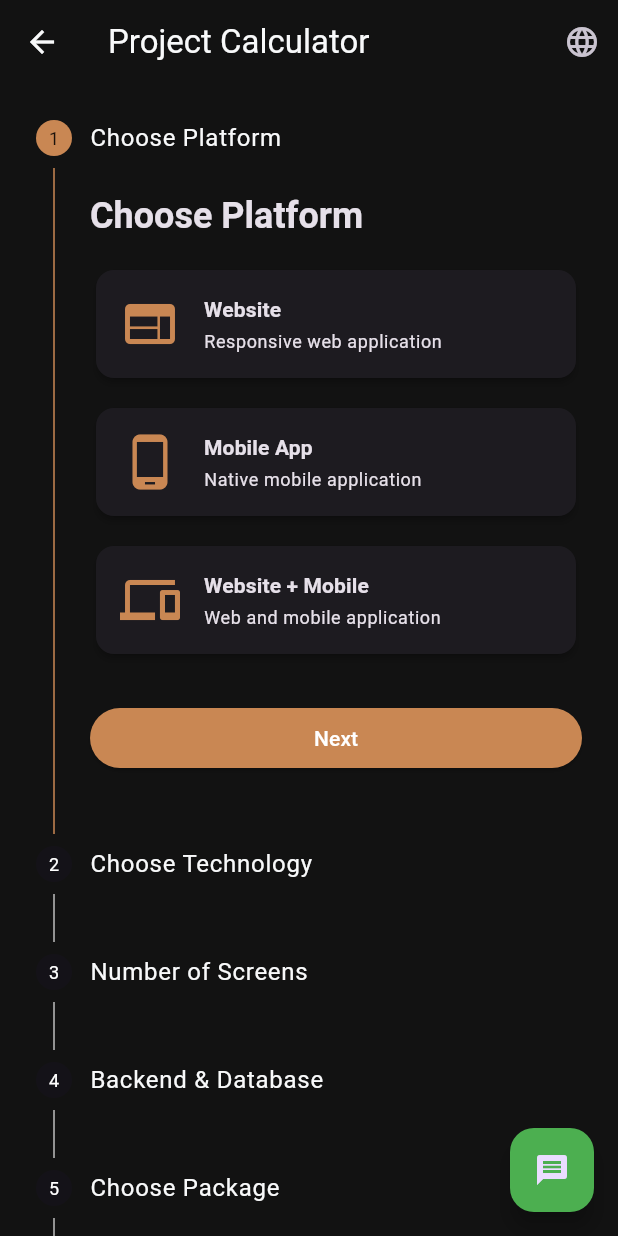
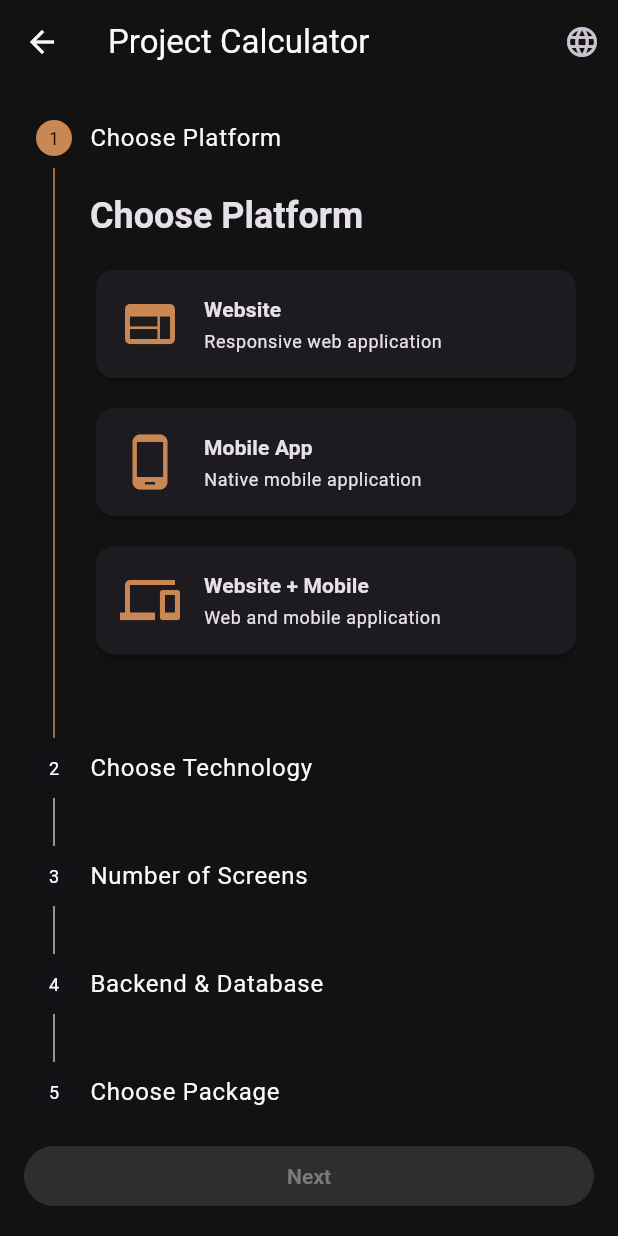
Before and after one commit to YamanKH/codefalcon-web, a Flutter app: the CalculatorHomePage screen opened by its route, on a phone screen of 412 x 824 dp. Run offline on Flutter 3.47's test engine with Material 3 defaults, Android fonts, the phone set to English and light mode, and no system bars; our stand-ins replace flutter_staggered_animations, font_awesome_flutter, get, lottie; network calls fail.

Commit message:
Refactor calculator controller and home page for improved logic and UI responsiveness

```diff
--- a/lib/calculator/calculator_controller.dart
+++ b/lib/calculator/calculator_controller.dart
@@ -1,7 +1,6 @@
 import 'package:get/get.dart';
 import 'package:flutter/material.dart';
 import 'package:url_launcher/url_launcher.dart';
-import 'package:flutter/foundation.dart';
 import 'package:code_falcon/app/modules/home/locale_controller.dart';
 
 class Platform {
@@ -445,8 +444,11 @@ class CalculatorController extends GetxController {
 
     // Base price depends on platform
     double basePrice = 200.0; // Default for website
-    if (selectedPlatform.value == 'mobile') basePrice = 300.0;
-    else if (selectedPlatform.value == 'both') basePrice = 500.0;
+    if (selectedPlatform.value == 'mobile') {
+      basePrice = 300.0;
+    } else if (selectedPlatform.value == 'both') {
+      basePrice = 500.0;
+    }
 
     // Add technology cost
     double techCost = selectedTechnologyData?.basePrice ?? 0.0;
@@ -477,8 +479,11 @@ class CalculatorController extends GetxController {
 
     // Base price depends on platform
     double basePrice = 200.0; // Default for website
-    if (selectedPlatform.value == 'mobile') basePrice = 300.0;
-    else if (selectedPlatform.value == 'both') basePrice = 500.0;
+    if (selectedPlatform.value == 'mobile') {
+      basePrice = 300.0;
+    } else if (selectedPlatform.value == 'both') {
+      basePrice = 500.0;
+    }
 
     double techCost = selectedTechnologyData?.basePrice ?? 0.0;
     double screensCost = numberOfScreens.value > 2 ? (numberOfScreens.value - 2) * 30.0 : 0.0;
@@ -520,10 +525,39 @@ class CalculatorController extends GetxController {
   }
 
   // Methods
+  bool canProceedToNextStep() {
+    switch (currentStep.value) {
+      case 0:
+        return selectedPlatform.value != null;
+      case 1:
+        return selectedTechnology.value != null;
+      case 2:
+        return true; // Number of screens is always valid (has default value)
+      case 3:
+        return selectedBackend.value != null && selectedDatabase.value != null;
+      case 4:
+        return selectedPackage.value != null;
+      case 5:
+        return true; // Additional services are optional
+      case 6:
+        return true; // Summary step
+      default:
+        return false;
+    }
+  }
+
   void nextStep() {
-    if (currentStep.value < 6) {
+    if (currentStep.value < 6 && canProceedToNextStep()) {
       currentStep.value++;
       update();
+    } else if (!canProceedToNextStep()) {
+      Get.snackbar(
+        isArabic ? 'مطلوب' : 'Required',
+        isArabic ? 'يرجى إكمال الخطوة الحالية' : 'Please complete the current step',
+        snackPosition: SnackPosition.BOTTOM,
+        backgroundColor: Colors.orange,
+        colorText: Colors.white,
+      );
     }
   }
 
@@ -568,40 +602,62 @@ class CalculatorController extends GetxController {
   }
 
   void showQuoteSubmitted() async {
-    String message = 'Hello! I would like to request a quote for my project.\n\n';
+    String message = isArabic
+      ? 'مرحباً! أود طلب عرض سعر لمشروعي.\n\n'
+      : 'Hello! I would like to request a quote for my project.\n\n';
 
     if (selectedPlatformData != null) {
-      message += 'Platform: ${selectedPlatformData!.nameEn}\n';
+      message += isArabic
+        ? 'المنصة: ${selectedPlatformData!.nameAr}\n'
+        : 'Platform: ${selectedPlatformData!.nameEn}\n';
     }
     if (selectedTechnologyData != null) {
-      message += 'Technology: ${selectedTechnologyData!.nameEn}\n';
+      message += isArabic
+        ? 'التقنية: ${selectedTechnologyData!.nameAr}\n'
+        : 'Technology: ${selectedTechnologyData!.nameEn}\n';
     }
-    message += 'Number of Screens: ${numberOfScreens.value}\n';
+    message += isArabic
+      ? 'عدد الشاشات: ${numberOfScreens.value}\n'
+      : 'Number of Screens: ${numberOfScreens.value}\n';
     if (selectedBackendData != null) {
-      message += 'Backend: ${selectedBackendData!.name}\n';
+      message += isArabic
+        ? 'الخادم: ${selectedBackendData!.name}\n'
+        : 'Backend: ${selectedBackendData!.name}\n';
     }
     if (selectedDatabaseData != null) {
-      message += 'Database: ${selectedDatabaseData!.name}\n';
+      message += isArabic
+        ? 'قاعدة البيانات: ${selectedDatabaseData!.name}\n'
+        : 'Database: ${selectedDatabaseData!.name}\n';
     }
     if (selectedPackageData != null) {
-      message += 'Package: ${selectedPackageData!.nameEn}\n';
+      message += isArabic
+        ? 'الباقة: ${selectedPackageData!.nameAr}\n'
+        : 'Package: ${selectedPackageData!.nameEn}\n';
     }
     if (selectedAdditionalServicesData.isNotEmpty) {
-      message += 'Additional Services: ${selectedAdditionalServicesData.map((s) => s.nameEn).join(', ')}\n';
+      message += isArabic
+        ? 'الخدمات الإضافية: ${selectedAdditionalServicesData.map((s) => s.nameAr).join(', ')}\n'
+        : 'Additional Services: ${selectedAdditionalServicesData.map((s) => s.nameEn).join(', ')}\n';
     }
-    message += 'Subtotal: \$${subtotalPrice.toStringAsFixed(0)}\n';
-    message += 'Total Price: \$${totalPrice.toStringAsFixed(0)}\n\n';
-    message += 'Please contact me for more details.';
+    message += isArabic
+      ? 'المجموع الفرعي: ${subtotalPrice.toStringAsFixed(0)}\$\n'
+      : 'Subtotal: \$${subtotalPrice.toStringAsFixed(0)}\n';
+    message += isArabic
+      ? 'السعر الإجمالي: ${totalPrice.toStringAsFixed(0)}\$\n\n'
+      : 'Total Price: \$${totalPrice.toStringAsFixed(0)}\n\n';
+    message += isArabic
+      ? 'يرجى التواصل معي للمزيد من التفاصيل.'
+      : 'Please contact me for more details.';
 
-    String phone = '00963982286463';
+    String phone = '+963982286463';
     Uri whatsappUrl = Uri.parse('https://wa.me/$phone?text=${Uri.encodeComponent(message)}');
 
     if (await canLaunchUrl(whatsappUrl)) {
       await launchUrl(whatsappUrl, mode: LaunchMode.externalApplication);
     } else {
       Get.snackbar(
-        'Error',
-        'Unable to open WhatsApp',
+        isArabic ? 'خطأ' : 'Error',
+        isArabic ? 'غير قادر على فتح واتساب' : 'Unable to open WhatsApp',
         snackPosition: SnackPosition.BOTTOM,
         backgroundColor: Colors.red,
         colorText: Colors.white,
@@ -611,8 +667,8 @@ class CalculatorController extends GetxController {
 
   void showConsultingComingSoon() {
     Get.snackbar(
-      'info'.tr,
-      'consulting_booking_coming_soon'.tr,
+      isArabic ? 'معلومات' : 'Info',
+      isArabic ? 'حجز الاستشارات قريباً' : 'Consulting booking coming soon',
       snackPosition: SnackPosition.BOTTOM,
       backgroundColor: Colors.blue,
       colorText: Colors.white,
@@ -620,13 +676,13 @@ class CalculatorController extends GetxController {
   }
 
   void showWhatsAppContact() async {
-    final Uri whatsappUrl = Uri.parse('https://wa.me/00963982286463');
+    final Uri whatsappUrl = Uri.parse('https://wa.me/+963982286463');
     if (await canLaunchUrl(whatsappUrl)) {
       await launchUrl(whatsappUrl, mode: LaunchMode.externalApplication);
     } else {
       Get.snackbar(
-        'error'.tr,
-        'whatsapp_not_available'.tr,
+        isArabic ? 'خطأ' : 'Error',
+        isArabic ? 'واتساب غير متوفر' : 'WhatsApp not available',
         snackPosition: SnackPosition.BOTTOM,
         backgroundColor: Colors.red,
         colorText: Colors.white,
@@ -636,8 +692,8 @@ class CalculatorController extends GetxController {
 
   void showPreMadeProjectsComingSoon() {
     Get.snackbar(
-      'info'.tr,
-      'premade_projects_coming_soon'.tr,
+      isArabic ? 'معلومات' : 'Info',
+      isArabic ? 'المشاريع الجاهزة قريباً' : 'Pre-made projects coming soon',
       snackPosition: SnackPosition.BOTTOM,
       backgroundColor: Colors.orange,
       colorText: Colors.white,
--- a/lib/calculator/calculator_home.dart
+++ b/lib/calculator/calculator_home.dart
@@ -25,7 +25,7 @@ class CalculatorHomePage extends StatelessWidget {
                 ),
               ],
             ),
-            body: Stepper(
+            body: Obx(() => Stepper(
               currentStep: controller.currentStep.value,
               onStepContinue: () {
                 if (controller.currentStep.value == 6) {
@@ -35,29 +35,7 @@ class CalculatorHomePage extends StatelessWidget {
                 }
               },
               onStepCancel: controller.currentStep.value > 0 ? controller.previousStep : null,
-              controlsBuilder: (context, details) {
-                return Padding(
-                  padding: const EdgeInsets.only(top: 16),
-                  child: Row(
-                    children: [
-                      if (controller.currentStep.value > 0)
-                        Expanded(
-                          child: OutlinedButton(
-                            onPressed: details.onStepCancel,
-                            child: Text('previous'.tr),
-                          ),
-                        ),
-                      if (controller.currentStep.value > 0) SizedBox(width: 12),
-                      Expanded(
-                        child: ElevatedButton(
-                          onPressed: details.onStepContinue,
-                          child: Text(controller.currentStep.value == 6 ? 'finish'.tr : 'next'.tr),
-                        ),
-                      ),
-                    ],
-                  ),
-                );
-              },
+              controlsBuilder: (context, details) => SizedBox.shrink(),
               steps: [
                 Step(
                   title: Text(controller.isArabic ? 'اختر المنصة' : 'Choose Platform'),
@@ -95,11 +73,15 @@ class CalculatorHomePage extends StatelessWidget {
                   isActive: controller.currentStep.value >= 6,
                 ),
               ],
-            ),
-            bottomNavigationBar: Obx(() => controller.totalPrice > 0 ? Container(
+            )),
+            bottomNavigationBar: Obx(() => Container(
               padding: EdgeInsets.all(16),
               color: AppColors.primaryBackground(Get.context!),
-              child: Row(
+              child: Column(
+                mainAxisSize: MainAxisSize.min,
+                children: [
+                  if (controller.totalPrice > 0)
+                    Row(
                       mainAxisAlignment: MainAxisAlignment.spaceBetween,
                       children: [
                         Text(
@@ -113,17 +95,36 @@ class CalculatorHomePage extends StatelessWidget {
                             fontWeight: FontWeight.bold,
                             color: AppColors.accentColor,
                           ),
+                          overflow: TextOverflow.ellipsis,
                         ),
                       ],
                     ),
-            ) : SizedBox.shrink()),
-            floatingActionButton: FloatingActionButton(
-              heroTag: 'whatsapp',
-              onPressed: controller.showWhatsAppContact,
-              backgroundColor: Colors.green,
-              child: Icon(Icons.message),
-              tooltip: 'contact_whatsapp'.tr,
+                  if (controller.totalPrice > 0) SizedBox(height: 16),
+                  Row(
+                    children: [
+                      if (controller.currentStep.value > 0)
+                        Expanded(
+                          child: OutlinedButton(
+                            onPressed: controller.previousStep,
+                            child: Text('previous'.tr),
                           ),
+                        ),
+                      if (controller.currentStep.value > 0) SizedBox(width: 12),
+                      Expanded(
+                        child: ElevatedButton(
+                          onPressed: controller.currentStep.value == 6
+                            ? controller.showQuoteSubmitted
+                            : controller.canProceedToNextStep()
+                              ? controller.nextStep
+                              : null,
+                          child: Text(controller.currentStep.value == 6 ? 'finish'.tr : 'next'.tr),
+                        ),
+                      ),
+                    ],
+                  ),
+                ],
+              ),
+            )),
           ),
         );
       },
@@ -173,12 +174,14 @@ class CalculatorHomePage extends StatelessWidget {
                                   Text(
                                     controller.isArabic ? platform.nameAr : platform.nameEn,
                                     style: Theme.of(context).textTheme.titleSmall?.copyWith(fontWeight: FontWeight.bold),
+                                    overflow: TextOverflow.ellipsis,
                                   ),
                                   SizedBox(height: 4),
                                   Text(
                                     controller.isArabic ? platform.descriptionAr : platform.descriptionEn,
                                     style: Theme.of(context).textTheme.bodySmall,
                                     maxLines: 2,
+                                    overflow: TextOverflow.ellipsis,
                                   ),
                                 ],
                               ),
@@ -225,6 +228,7 @@ class CalculatorHomePage extends StatelessWidget {
                             controller.isArabic ? platform.nameAr : platform.nameEn,
                             textAlign: TextAlign.center,
                             style: Theme.of(context).textTheme.titleSmall?.copyWith(fontWeight: FontWeight.bold),
+                            overflow: TextOverflow.ellipsis,
                           ),
                           SizedBox(height: 4),
                           Text(
@@ -232,6 +236,7 @@ class CalculatorHomePage extends StatelessWidget {
                             textAlign: TextAlign.center,
                             style: Theme.of(context).textTheme.bodySmall,
                             maxLines: 2,
+                            overflow: TextOverflow.ellipsis,
                           ),
                         ],
                       ),
@@ -396,6 +401,7 @@ class CalculatorHomePage extends StatelessWidget {
           Text(
             name,
             style: TextStyle(fontSize: 12, color: Colors.grey[700]),
+            overflow: TextOverflow.ellipsis,
           ),
         ],
       ),
@@ -511,15 +517,14 @@ class CalculatorHomePage extends StatelessWidget {
                               child: Text(
                                 controller.isArabic ? tier.nameAr : tier.nameEn,
                                 style: Theme.of(context).textTheme.titleLarge?.copyWith(fontWeight: FontWeight.bold),
+                                overflow: TextOverflow.ellipsis,
                               ),
                             ),
                             Radio<String>(
                               value: tier.id,
                               groupValue: controller.selectedPackage.value,
                               onChanged: (String? value) {
-                                if (value != null) {
                                 controller.selectPackage(value);
-                                }
                               },
                             ),
                           ],
@@ -528,6 +533,7 @@ class CalculatorHomePage extends StatelessWidget {
                         Text(
                           controller.isArabic ? tier.descriptionAr : tier.descriptionEn,
                           style: Theme.of(context).textTheme.bodyMedium,
+                          overflow: TextOverflow.ellipsis,
                         ),
                         SizedBox(height: 16),
                         // Included services
@@ -571,6 +577,7 @@ class CalculatorHomePage extends StatelessWidget {
                                     child: Text(
                                       controller.isArabic ? tier.featuresAr[idx] : tier.featuresEn[idx],
                                       style: Theme.of(context).textTheme.bodySmall,
+                                      overflow: TextOverflow.ellipsis,
                                     ),
                                   ),
                                 ],
@@ -653,6 +660,7 @@ class CalculatorHomePage extends StatelessWidget {
                             Text(
                               controller.isArabic ? service.nameAr : service.nameEn,
                               style: Theme.of(context).textTheme.titleMedium?.copyWith(fontWeight: FontWeight.bold),
+                              overflow: TextOverflow.ellipsis,
                             ),
                             SizedBox(height: 4),
                             Text(
@@ -794,6 +802,7 @@ class CalculatorHomePage extends StatelessWidget {
                           fontWeight: FontWeight.bold,
                           color: Colors.white,
                         ),
+                        overflow: TextOverflow.ellipsis,
                       ),
                     ],
                   ),
@@ -825,6 +834,7 @@ class CalculatorHomePage extends StatelessWidget {
               fontSize: 14,
               fontWeight: isBold ? FontWeight.bold : FontWeight.normal,
             ),
+            overflow: TextOverflow.ellipsis,
           ),
         ],
       ),
@@ -843,6 +853,7 @@ class CalculatorHomePage extends StatelessWidget {
           Text(
             value,
             style: Theme.of(Get.context!).textTheme.titleMedium,
+            overflow: TextOverflow.ellipsis,
           ),
         ],
       ),
```
Also changed, not shown: 1 other file. Lines whose indentation alone changed are shown as unchanged.
